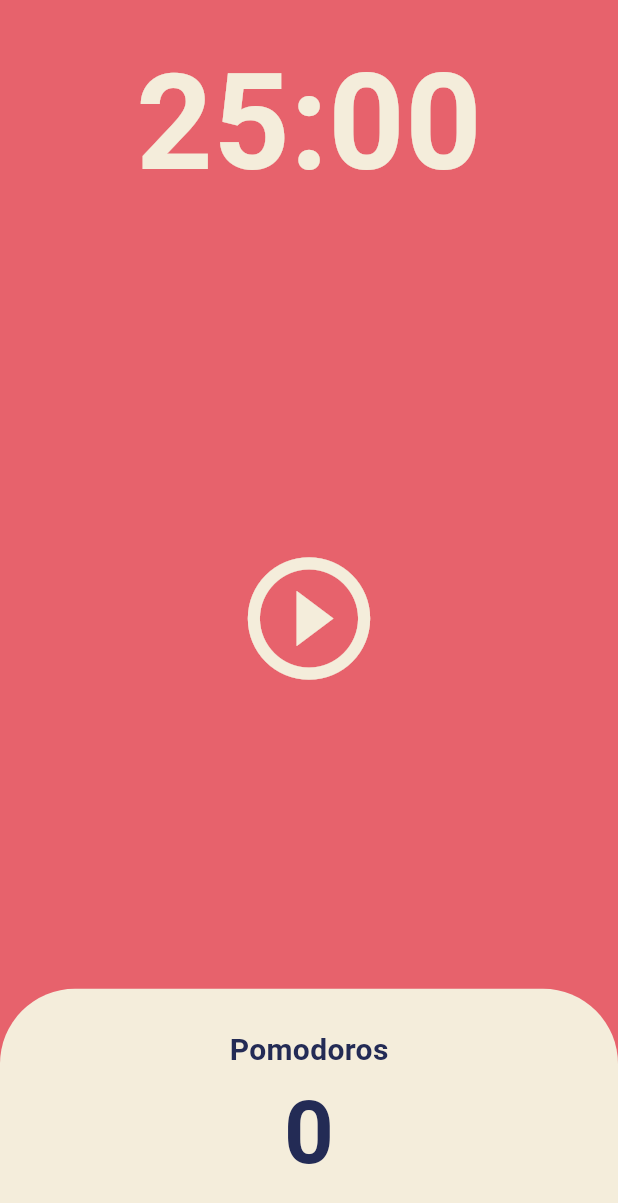
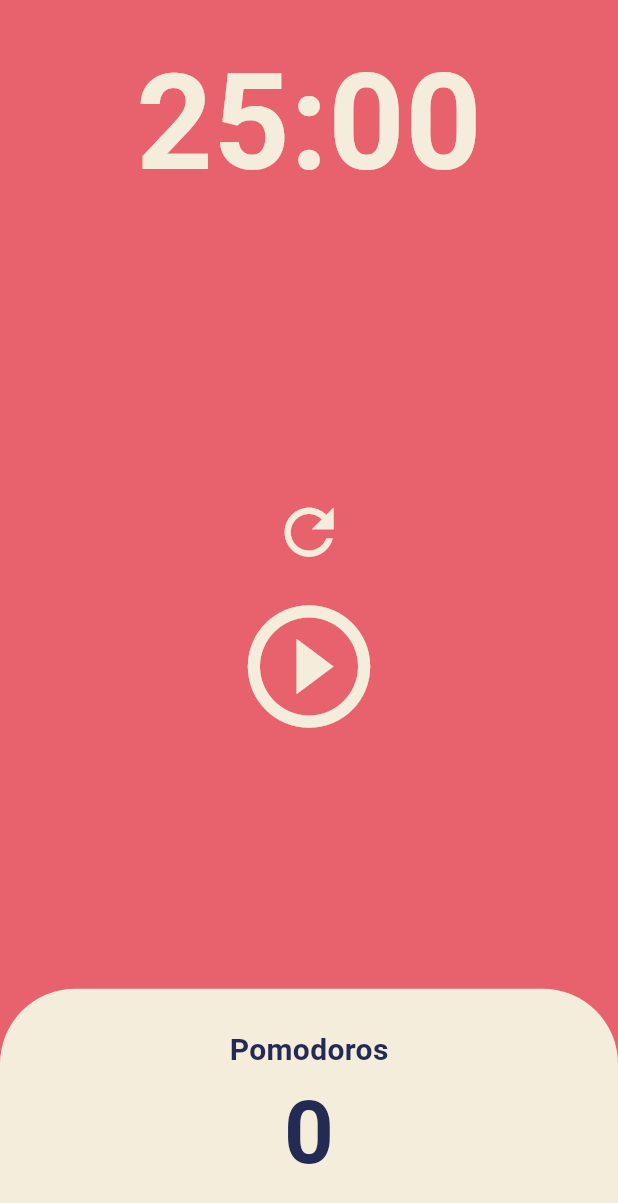
Before and after one commit to HanDongWook/pomodoro-flutter, a Flutter app: the screen it shows after launch, on a phone screen of 412 x 824 dp. Shown: the top 1203 px of the screen. Run offline on Flutter 3.47's test engine with Material 3 defaults, Android fonts, the phone set to English and light mode, and no system bars.

Commit message:
show all reset button

```diff
--- a/lib/screens/home_screen.dart
+++ b/lib/screens/home_screen.dart
@@ -83,6 +83,12 @@ class _HomeScreenState extends State<HomeScreen> {
               mainAxisAlignment: MainAxisAlignment.center,
               children: [
                 IconButton(
+                  iconSize: 49,
+                  color: Theme.of(context).cardColor,
+                  onPressed: onResetPressed,
+                  icon: Icon(Icons.refresh),
+                ),
+                IconButton(
                   iconSize: 98,
                   color: Theme.of(context).cardColor,
                   onPressed: isRunning ? onPausePressed : onStartPressed,
@@ -92,13 +98,6 @@ class _HomeScreenState extends State<HomeScreen> {
                         : Icons.play_circle_outline,
                   ),
                 ),
-                if (isRunning)
-                  IconButton(
-                    iconSize: 49,
-                    color: Theme.of(context).cardColor,
-                    onPressed: onResetPressed,
-                    icon: Icon(Icons.refresh),
-                  ),
               ],
             ),
           ),
```
